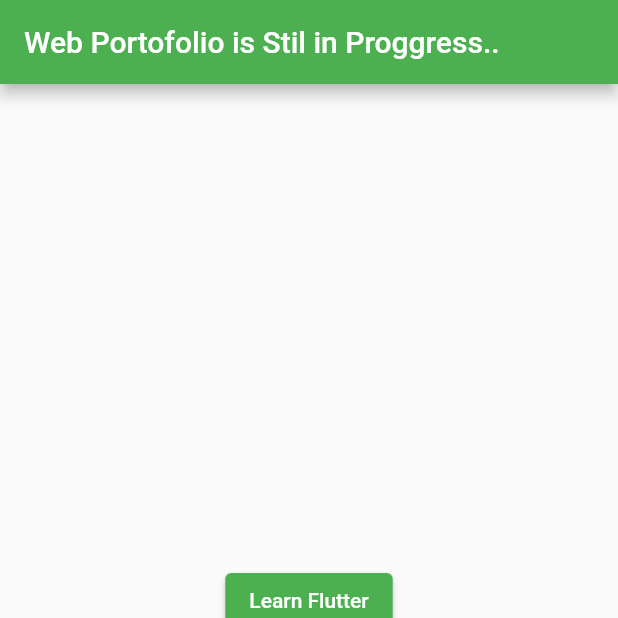
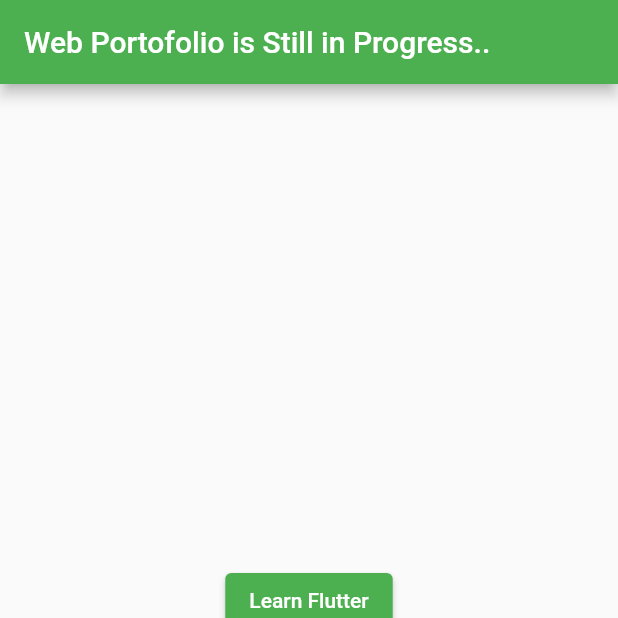
Before and after one commit to randyprimaputra/flutter_webhost, a Flutter app: the screen it shows after launch, on a phone screen of 412 x 824 dp, the top half of it. Run offline on Flutter 3.47's test engine with Material 2 defaults, Android fonts, the phone set to English and light mode, and no system bars.

Commit message:
Update main.dart

```diff
--- a/lib/main.dart
+++ b/lib/main.dart
@@ -36,7 +36,7 @@ class _RootPageState extends State<RootPage> {
   Widget build(BuildContext context) {
     return Scaffold(
       appBar: AppBar(
-        title: const Text('Web Portofolio is Stil in Proggress..'),
+        title: const Text('Web Portofolio is Still in Progress..'),
       ),
       body: pages[currentPage],
       floatingActionButton: FloatingActionButton(
@@ -50,9 +50,9 @@ class _RootPageState extends State<RootPage> {
           NavigationDestination(icon: Icon(Icons.home), label: 'Home'),
           NavigationDestination(icon: Icon(Icons.person), label: 'Profile'),
         ],
-        onDestinationSelected: (int index){
+        onDestinationSelected: (int index) {
           setState(() {
-                currentPage = index;
+            currentPage = index;
           });
         },
         selectedIndex: currentPage,
```
